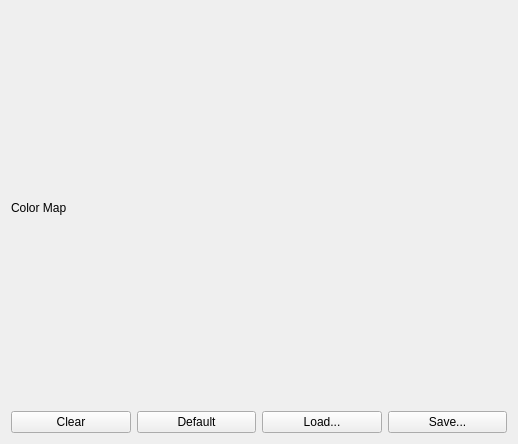
This is apps/livreGUI/transferFunctionEditor/TransferFunctionEditor.ui in BlueBrain/Livre as Qt 5 draws it before an edit. The edited form follows.
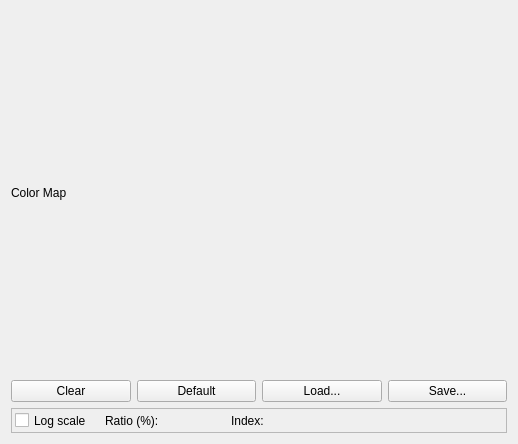
This is the edited form.

Patch:
```diff
--- a/apps/livreGUI/transferFunctionEditor/TransferFunctionEditor.ui
+++ b/apps/livreGUI/transferFunctionEditor/TransferFunctionEditor.ui
@@ -11,6 +11,19 @@
    </rect>
   </property>
   <layout class="QGridLayout" name="gridLayout">
+   <item row="0" column="0">
+    <widget class="QLabel" name="label">
+     <property name="text">
+      <string>Color Map</string>
+     </property>
+    </widget>
+   </item>
+   <item row="3" column="0">
+    <layout class="QVBoxLayout" name="rgbaLayout"/>
+   </item>
+   <item row="5" column="0">
+    <layout class="QVBoxLayout" name="greenLayout"/>
+   </item>
    <item row="6" column="0">
     <layout class="QVBoxLayout" name="blueLayout"/>
    </item>
@@ -49,17 +62,145 @@
    <item row="4" column="0">
     <layout class="QVBoxLayout" name="redLayout"/>
    </item>
-   <item row="3" column="0">
-    <layout class="QVBoxLayout" name="rgbaLayout"/>
-   </item>
-   <item row="5" column="0">
-    <layout class="QVBoxLayout" name="greenLayout"/>
-   </item>
-   <item row="0" column="0">
-    <widget class="QLabel" name="label">
-     <property name="text">
-      <string>Color Map</string>
+   <item row="2" column="0">
+    <widget class="QFrame" name="frame">
+     <property name="minimumSize">
+      <size>
+       <width>0</width>
+       <height>25</height>
+      </size>
      </property>
+     <property name="maximumSize">
+      <size>
+       <width>16777215</width>
+       <height>25</height>
+      </size>
+     </property>
+     <property name="frameShape">
+      <enum>QFrame::StyledPanel</enum>
+     </property>
+     <property name="frameShadow">
+      <enum>QFrame::Raised</enum>
+     </property>
+     <widget class="QCheckBox" name="histogramScaleCheckBox">
+      <property name="geometry">
+       <rect>
+        <x>4</x>
+        <y>2</y>
+        <width>93</width>
+        <height>21</height>
+       </rect>
+      </property>
+      <property name="sizePolicy">
+       <sizepolicy hsizetype="Preferred" vsizetype="Preferred">
+        <horstretch>0</horstretch>
+        <verstretch>0</verstretch>
+       </sizepolicy>
+      </property>
+      <property name="text">
+       <string>Log scale</string>
+      </property>
+     </widget>
+     <widget class="QLabel" name="histogramValLabel">
+      <property name="geometry">
+       <rect>
+        <x>158</x>
+        <y>-1</y>
+        <width>51</width>
+        <height>25</height>
+       </rect>
+      </property>
+      <property name="minimumSize">
+       <size>
+        <width>0</width>
+        <height>25</height>
+       </size>
+      </property>
+      <property name="maximumSize">
+       <size>
+        <width>16777215</width>
+        <height>25</height>
+       </size>
+      </property>
+      <property name="text">
+       <string/>
+      </property>
+     </widget>
+     <widget class="QLabel" name="label_2">
+      <property name="geometry">
+       <rect>
+        <x>94</x>
+        <y>0</y>
+        <width>61</width>
+        <height>25</height>
+       </rect>
+      </property>
+      <property name="minimumSize">
+       <size>
+        <width>0</width>
+        <height>25</height>
+       </size>
+      </property>
+      <property name="maximumSize">
+       <size>
+        <width>16777215</width>
+        <height>25</height>
+       </size>
+      </property>
+      <property name="text">
+       <string>Ratio (%):</string>
+      </property>
+     </widget>
+     <widget class="QLabel" name="histogramIndexLabel">
+      <property name="geometry">
+       <rect>
+        <x>262</x>
+        <y>-1</y>
+        <width>61</width>
+        <height>25</height>
+       </rect>
+      </property>
+      <property name="minimumSize">
+       <size>
+        <width>0</width>
+        <height>25</height>
+       </size>
+      </property>
+      <property name="maximumSize">
+       <size>
+        <width>16777215</width>
+        <height>25</height>
+       </size>
+      </property>
+      <property name="text">
+       <string/>
+      </property>
+     </widget>
+     <widget class="QLabel" name="label_3">
+      <property name="geometry">
+       <rect>
+        <x>220</x>
+        <y>0</y>
+        <width>41</width>
+        <height>25</height>
+       </rect>
+      </property>
+      <property name="minimumSize">
+       <size>
+        <width>0</width>
+        <height>25</height>
+       </size>
+      </property>
+      <property name="maximumSize">
+       <size>
+        <width>16777215</width>
+        <height>25</height>
+       </size>
+      </property>
+      <property name="text">
+       <string>Index:</string>
+      </property>
+     </widget>
     </widget>
    </item>
   </layout>
```
